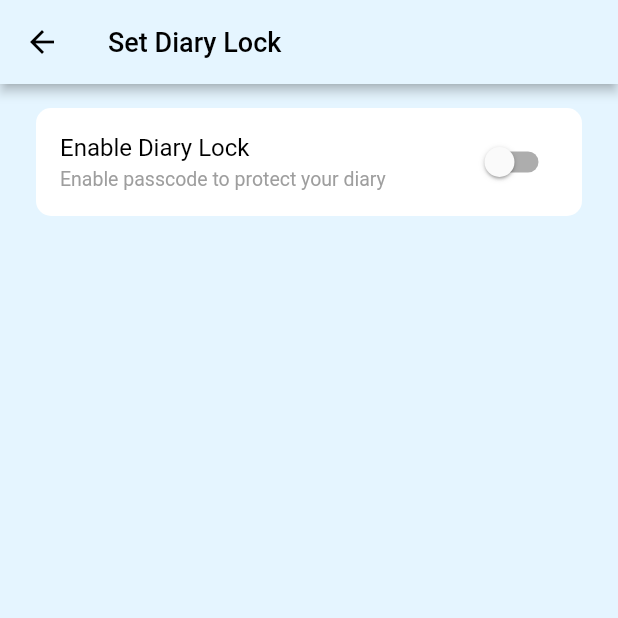
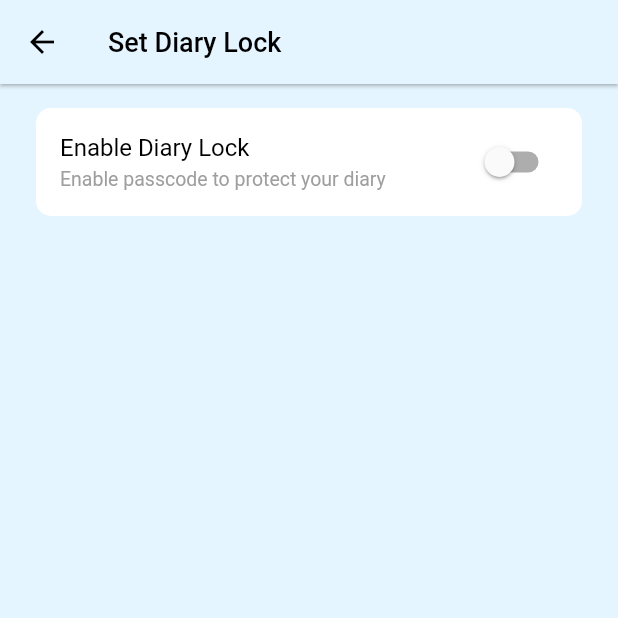
Before and after one commit to VGHao/flutter_memories, a Flutter app: the SetDiaryLock screen opened by its route, on a phone screen of 412 x 824 dp, the top half of it. Run offline on Flutter 3.47's test engine with Material 2 defaults, Android fonts, the phone set to English and light mode, and no system bars; our stand-ins replace another_flushbar, carousel_slider, dotted_border, dropdown_button2, easy_localization, flutter_local_notifications and 6 more; missing offline and left inert: confirm_dialog, easy_image_viewer, flutter_quill, restart_app; accounts and stored records are empty.

Commit message:
Update set_diary_lock.dart

```diff
--- a/lib/pages/set_diary_lock.dart
+++ b/lib/pages/set_diary_lock.dart
@@ -39,7 +39,7 @@ class _SetDiaryLockState extends State<SetDiaryLock> {
   Widget build(BuildContext context) {
     return Scaffold(
       appBar: AppBar(
-        elevation: 3,
+        elevation: 1,
         title: Text('set_lock_title'.tr()),
         centerTitle: false,
         leading: IconButton(
```
